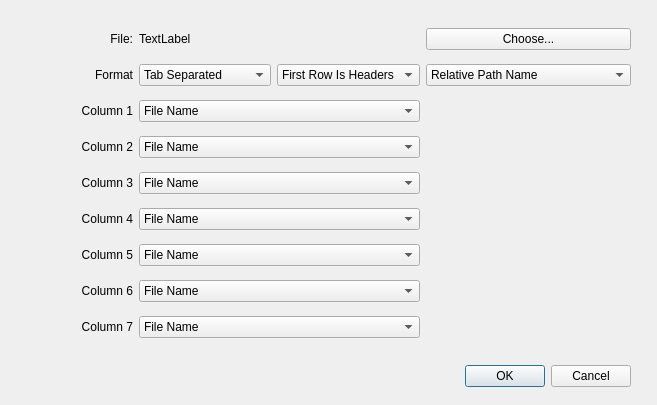
Qt form SquareDesk-DEV/test123/exportdialog.ui (mpogue2/SquareDesk) before a commit.
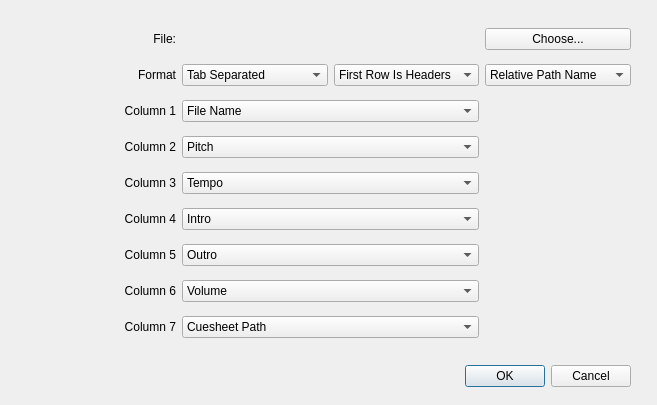
The same form after that commit.

Diff of the .ui file:
```diff
--- a/SquareDesk-DEV/test123/exportdialog.ui
+++ b/SquareDesk-DEV/test123/exportdialog.ui
@@ -41,6 +41,9 @@
    <layout class="QGridLayout" name="gridLayout_2">
     <item row="4" column="1" colspan="2">
      <widget class="QComboBox" name="comboBoxColumn3">
+      <property name="currentIndex">
+       <number>2</number>
+      </property>
       <item>
        <property name="text">
         <string>File Name</string>
@@ -96,7 +99,7 @@
     <item row="0" column="1" colspan="2">
      <widget class="QLabel" name="labelFileName">
       <property name="text">
-       <string>TextLabel</string>
+       <string/>
       </property>
      </widget>
     </item>
@@ -261,6 +264,9 @@
     </item>
     <item row="3" column="1" colspan="2">
      <widget class="QComboBox" name="comboBoxColumn2">
+      <property name="currentIndex">
+       <number>1</number>
+      </property>
       <item>
        <property name="text">
         <string>File Name</string>
@@ -305,6 +311,9 @@
     </item>
     <item row="7" column="1" colspan="2">
      <widget class="QComboBox" name="comboBoxColumn6">
+      <property name="currentIndex">
+       <number>5</number>
+      </property>
       <item>
        <property name="text">
         <string>File Name</string>
@@ -349,6 +358,9 @@
     </item>
     <item row="5" column="1" colspan="2">
      <widget class="QComboBox" name="comboBoxColumn4">
+      <property name="currentIndex">
+       <number>3</number>
+      </property>
       <item>
        <property name="text">
         <string>File Name</string>
@@ -393,6 +405,9 @@
     </item>
     <item row="8" column="1" colspan="2">
      <widget class="QComboBox" name="comboBoxColumn7">
+      <property name="currentIndex">
+       <number>6</number>
+      </property>
       <item>
        <property name="text">
         <string>File Name</string>
@@ -437,6 +452,9 @@
     </item>
     <item row="6" column="1" colspan="2">
      <widget class="QComboBox" name="comboBoxColumn5">
+      <property name="currentIndex">
+       <number>4</number>
+      </property>
       <item>
        <property name="text">
         <string>File Name</string>
@@ -491,21 +509,6 @@
         <string>Full Path Name</string>
        </property>
       </item>
-      <item>
-       <property name="text">
-        <string>File Name</string>
-       </property>
-      </item>
-      <item>
-       <property name="text">
-        <string>Publisher-Number - Song Name</string>
-       </property>
-      </item>
-      <item>
-       <property name="text">
-        <string>Song Name</string>
-       </property>
-      </item>
      </widget>
     </item>
    </layout>
```
